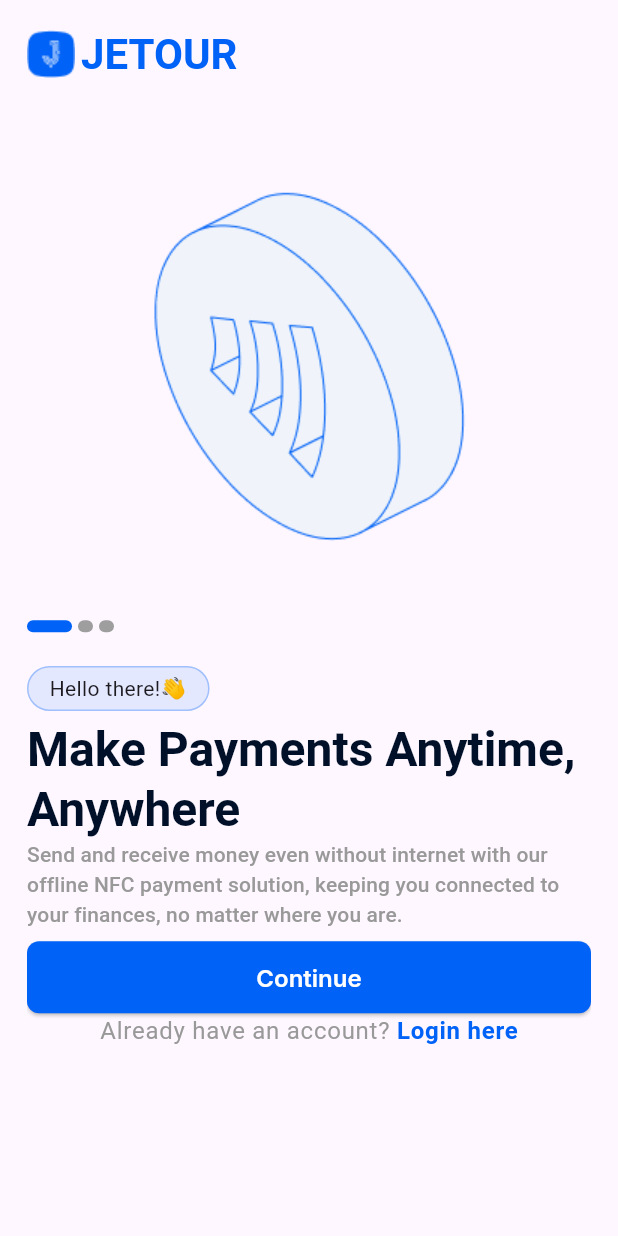
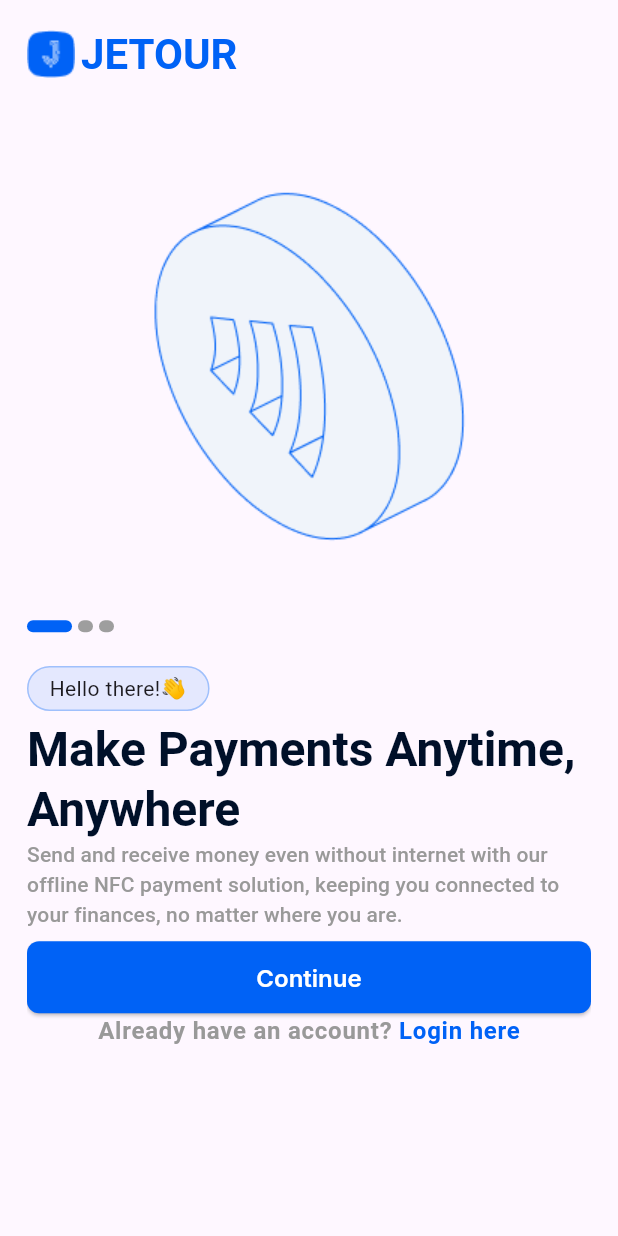
Before and after one commit to Jessepelumi/jetour_client, a Flutter app: the screen it shows after launch, on a phone screen of 412 x 824 dp. Run offline on Flutter 3.47's test engine with Material 3 defaults, Android fonts, the phone set to English and light mode, and no system bars; drawn by our look-alikes of smooth_page_indicator; our stand-ins replace get, get_storage, google_fonts.

Commit message:
modified sizes and replaced login rich text with its extracted widget

```diff
--- a/lib/auth/views/onboarding/onboarding_view.dart
+++ b/lib/auth/views/onboarding/onboarding_view.dart
@@ -1,6 +1,7 @@
-import 'package:flutter/gestures.dart';
 import 'package:flutter/material.dart';
+import 'package:jetour_client/auth/views/shared/login_link.dart';
 import 'package:jetour_client/core/util/colors.dart';
+import 'package:jetour_client/core/util/sizes.dart';
 
 class OnboardingView extends StatelessWidget {
   const OnboardingView({
@@ -39,12 +40,12 @@ class OnboardingView extends StatelessWidget {
               subtitle,
               style: Theme.of(context).textTheme.labelLarge?.copyWith(
                     color: lightGrey,
-                    fontSize: 14,
+                    fontSize: smallMedium
                   ),
             ),
           ],
         ),
-        const SizedBox(height: 8),
+        const SizedBox(height: small),
         SizedBox(
           width: double.infinity,
           child: ElevatedButton(
@@ -53,26 +54,7 @@ class OnboardingView extends StatelessWidget {
             // style: ,
           ),
         ),
-        RichText(
-          text: TextSpan(
-            children: [
-              TextSpan(
-                text: "Already have an account? ",
-                style: Theme.of(context).textTheme.bodyLarge?.copyWith(
-                      color: lightGrey,
-                    ),
-              ),
-              TextSpan(
-                text: "Login here",
-                style: Theme.of(context).textTheme.bodyLarge?.copyWith(
-                      color: primary,
-                      fontWeight: FontWeight.bold,
-                    ),
-                recognizer: TapGestureRecognizer()..onTap = () {},
-              ),
-            ],
-          ),
-        ),
+        const LoginLink(),
       ],
     );
   }
```
